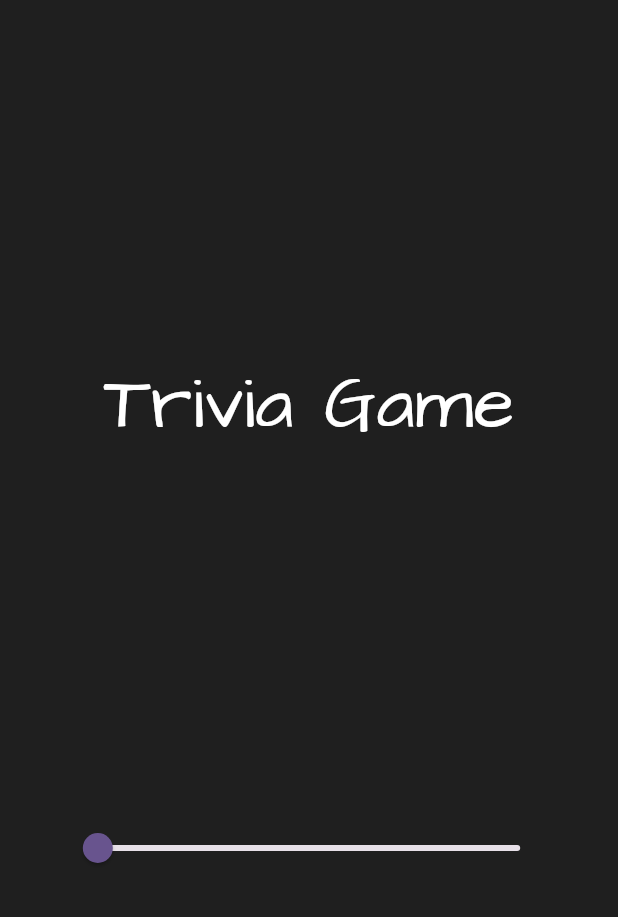
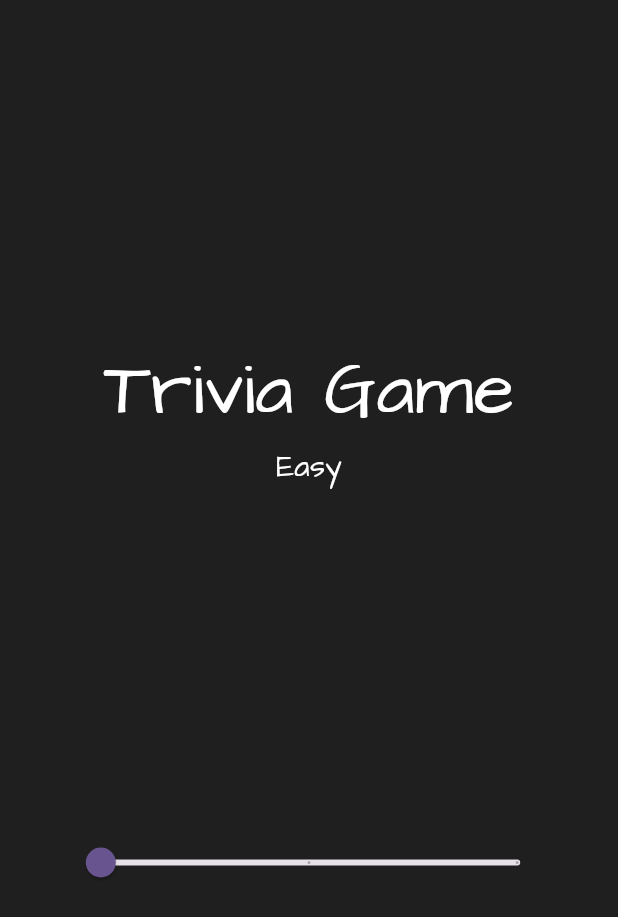
Before and after one commit to Dehbbyk/trivia_app, a Flutter app: the HomePage screen opened directly, on a phone screen of 412 x 824 dp. Shown: the top 917 px of the screen. Run offline on Flutter 3.47's test engine with Material 3 defaults, Android fonts, the phone set to English and light mode, and no system bars; our stand-ins replace dio; network calls fail.

Commit message:
Update home_page
Update the difficulty levels whenever the slider is moved as well as the text that appears

```diff
--- a/lib/pages/home_page.dart
+++ b/lib/pages/home_page.dart
@@ -1,3 +1,5 @@
+import 'dart:math';
+
 import 'package:flutter/material.dart';
 
 class HomePage extends StatefulWidget {
@@ -10,6 +12,12 @@ class HomePage extends StatefulWidget {
 class _HomePageState extends State<HomePage> {
   double? _deviceHeight, _deviceWidth;
   double _currentDifficultyLevel = 0; // Default difficulty level
+
+  final List<String> _difficultyTexts = [
+    'Easy',
+    'Medium',
+    'Hard',
+  ];
 
   @override
   Widget build(BuildContext context) {
@@ -39,12 +47,20 @@ class _HomePageState extends State<HomePage> {
   }
 
   Widget _appTitle() {
-    return const Column(
+    return Column(
       children: [
-        Text(
+        const Text(
           'Trivia Game',
           style: TextStyle(
             fontSize: 50,
+            color: Colors.white,
+            fontWeight: FontWeight.w500,
+          ),
+        ),
+        Text(
+          _difficultyTexts[_currentDifficultyLevel.toInt()],
+          style: const TextStyle(
+            fontSize: 20,
             color: Colors.white,
             fontWeight: FontWeight.w500,
           ),
@@ -55,11 +71,16 @@ class _HomePageState extends State<HomePage> {
 
   Widget _difficultySlider() {
     return Slider(
+      min: 0,
+      max: 2,
+      divisions: 2,
       value: _currentDifficultyLevel,
       onChanged: (value) {
-        setState(() {
-          _currentDifficultyLevel = value;
-        });
+        setState(
+          () {
+            _currentDifficultyLevel = value;
+          },
+        );
       },
     );
   }
```
